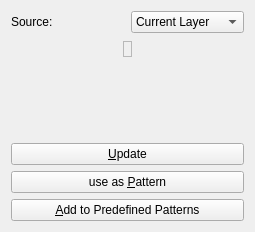
KDE/krita, file krita/ui/forms/wdgcustompattern.ui: the form before one commit.
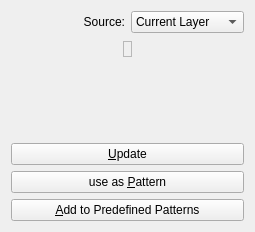
The form after the commit.

Commit message:
Fix the alignment of labels in dialogs
Patch by Juan Palacios

```diff
--- a/krita/ui/forms/wdgcustompattern.ui
+++ b/krita/ui/forms/wdgcustompattern.ui
@@ -18,6 +18,9 @@
        <property name="text">
         <string>Source:</string>
        </property>
+       <property name="alignment">
+        <set>Qt::AlignRight|Qt::AlignTrailing|Qt::AlignVCenter</set>
+       </property>
       </widget>
      </item>
      <item>
```
The commit also changes 71 other files.
